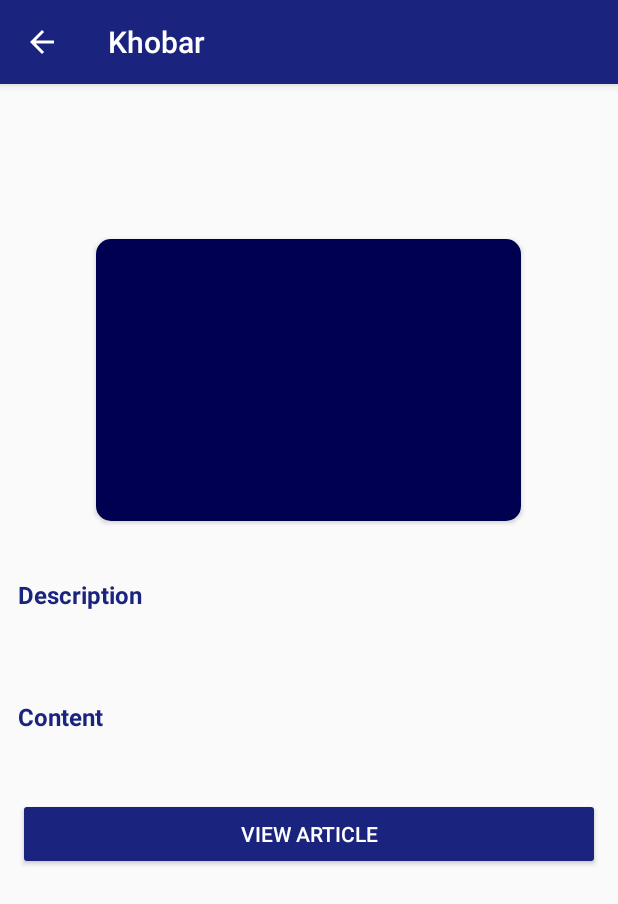
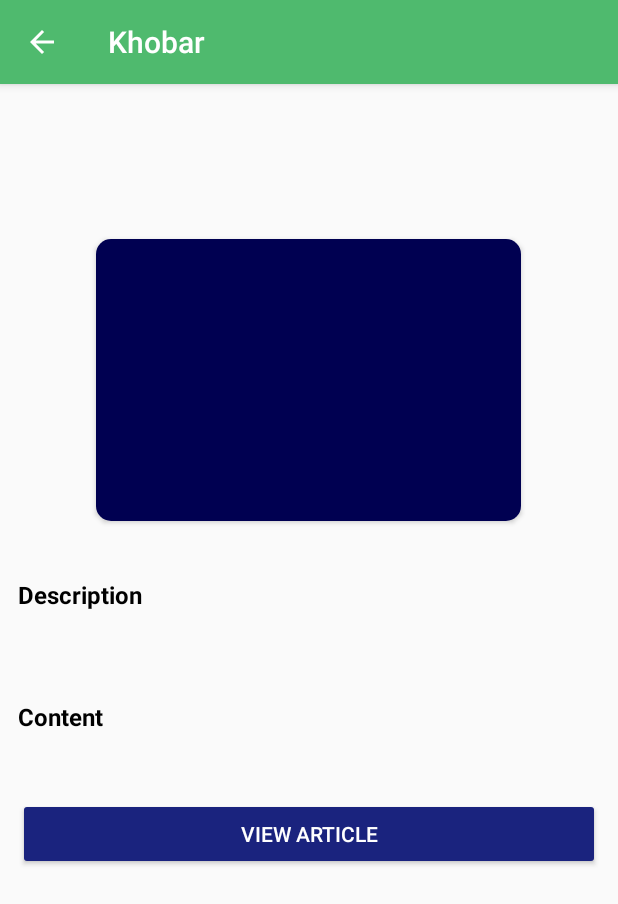
Before and after one commit to farizmpr/skripsi_purnomo, an Android app: the DetailedActivity screen opened directly, with no data from a screen before it, on a phone screen of 412 x 824 dp. Shown: the top 904 px of the screen. Run offline under Robolectric (Android 15) with nearby library versions, the phone set to English and light mode, and no system bars; pictures from the network do not load.

Commit message:
asset sudah benar,news done

```diff
--- a/file fix/Khobar-master/app/src/main/res/drawable/splash_background.xml
+++ b/file fix/Khobar-master/app/src/main/res/drawable/splash_background.xml
@@ -1,11 +1,12 @@
 <?xml version="1.0" encoding="utf-8"?>
 <layer-list xmlns:android="http://schemas.android.com/apk/res/android">
 
-<item android:drawable="@android:color/white" />
+    <item android:drawable="@android:color/white" />
 
-<item>
-<bitmap
-    android:gravity="center"
-android:src="@drawable/khobar_logo" />
-</item>
-    </layer-list>
+    <item
+        android:bottom="200dp">
+        <bitmap
+            android:gravity="center"
+            android:src="@drawable/daun" />
+    </item>
+</layer-list>
--- a/file fix/Khobar-master/app/src/main/res/layout/activity_detailed.xml
+++ b/file fix/Khobar-master/app/src/main/res/layout/activity_detailed.xml
@@ -19,6 +19,7 @@
             app:popupTheme="@style/ThemeOverlay.AppCompat.Light"
             app:layout_collapseMode="pin"
             tools:title="News Feed"
+            android:background="#4FBA6E"
             >
         </androidx.appcompat.widget.Toolbar>
     </com.google.android.material.appbar.AppBarLayout>
@@ -41,7 +42,7 @@
                 android:layout_height="wrap_content"
                 android:layout_marginTop="12dp"
                 android:padding="12dp"
-                android:textColor="@color/colorPrimary"
+                android:textColor="#000000"
                 android:textSize="20sp"
                 android:textStyle="bold"
                 tools:text="@string/news_name"/>
@@ -54,7 +55,7 @@
                 android:layout_weight="9"
                 android:paddingStart="12dp"
                 android:paddingEnd="12dp"
-                android:textColor="@color/colorPrimary"
+                android:textColor="#707070"
                 android:textSize="16sp"
                 android:textStyle="bold"
                 tools:text="@string/example_date"/>
@@ -84,7 +85,7 @@
                 android:paddingStart="12dp"
                 android:paddingEnd="12dp"
                 android:text="@string/description"
-                android:textColor="@color/colorPrimary"
+                android:textColor="#000000"
                 android:textSize="16sp"
                 android:textStyle="bold"/>
 
@@ -105,7 +106,7 @@
                 android:paddingStart="12dp"
                 android:paddingEnd="12dp"
                 android:text="@string/content"
-                android:textColor="@color/colorPrimary"
+                android:textColor="#000000"
                 android:textSize="16sp"
                 android:textStyle="bold"/>
 
@@ -144,6 +145,7 @@
             app:layout_constraintBottom_toBottomOf="parent"
             app:layout_constraintEnd_toEndOf="parent"
             app:layout_constraintStart_toStartOf="parent"
-            app:layout_constraintTop_toTopOf="parent"/>
+            app:layout_constraintTop_toTopOf="parent"
+            android:background="@android:color/white"/>
     </androidx.constraintlayout.widget.ConstraintLayout>
 </androidx.coordinatorlayout.widget.CoordinatorLayout>
--- a/file fix/Khobar-master/app/src/main/res/layout/activity_home.xml
+++ b/file fix/Khobar-master/app/src/main/res/layout/activity_home.xml
@@ -40,8 +40,8 @@
 
             <androidx.recyclerview.widget.RecyclerView
                 android:id="@+id/rv_headline"
-                android:layout_width="0dp"
-                android:layout_height="0dp"
+                android:layout_width="match_parent"
+                android:layout_height="170dp"
                 app:layout_constraintTop_toTopOf="parent"
                 app:layout_constraintBottom_toTopOf="@id/rv_regular"
                 tools:listitem="@layout/news_headline"/>
--- a/file fix/Khobar-master/app/src/main/res/values/dimens.xml
+++ b/file fix/Khobar-master/app/src/main/res/values/dimens.xml
@@ -1,4 +1,5 @@
 <?xml version="1.0" encoding="utf-8"?>
 <resources>
     <dimen name="rv_item_margin">12dp</dimen>
+
 </resources>
```
Also changed, not shown: file fix/Khobar-master/app/src/main/res/layout/news_regular.xml (+13 -2 lines), file fix/Khobar-master/app/src/main/res/drawable/daun.png (added). Lines whose indentation alone changed are shown as unchanged.
